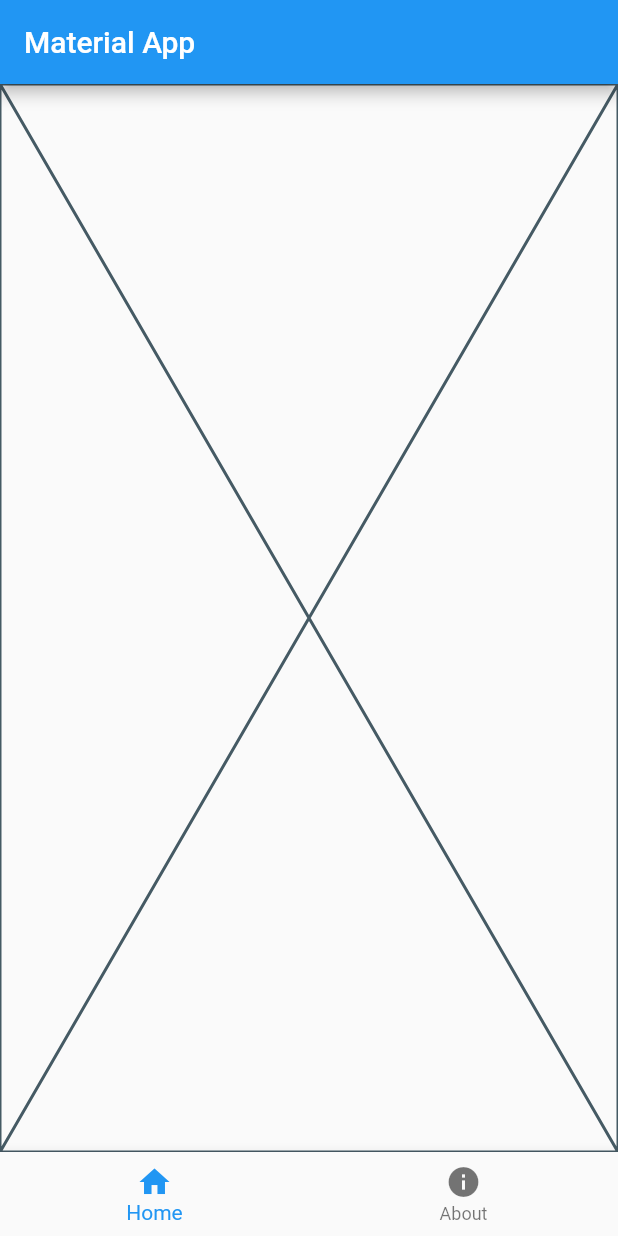
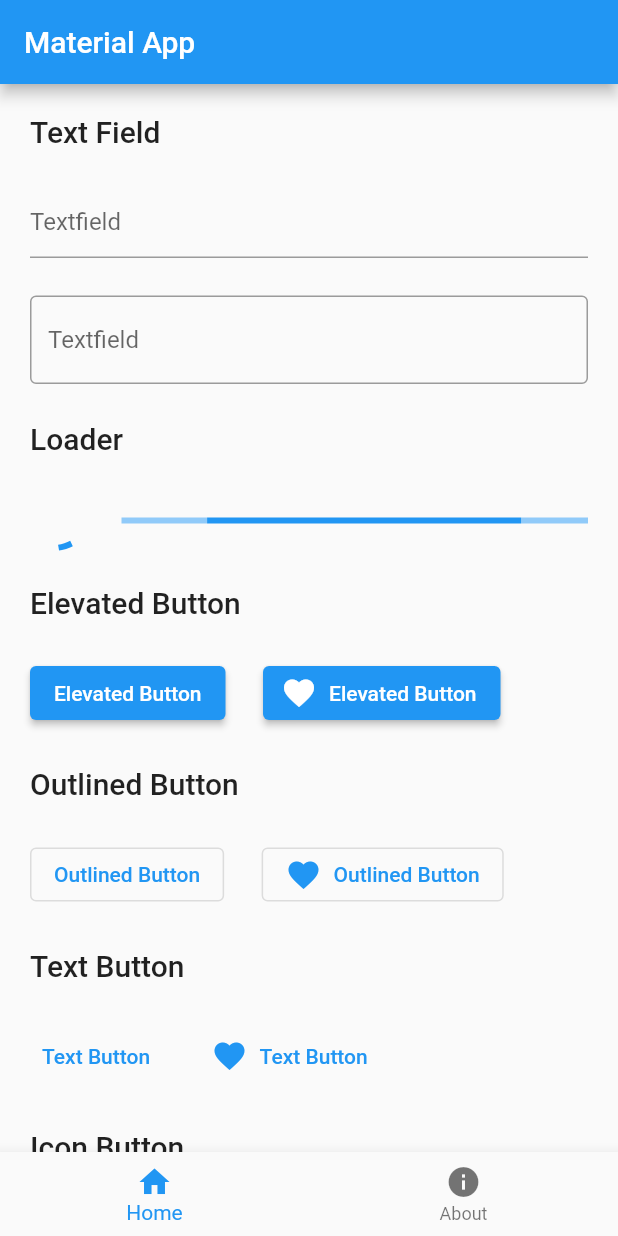
Before and after one commit to nepali-programmer/flutter_material_app, a Flutter app: the screen it shows after launch, on a phone screen of 412 x 824 dp. Run offline on Flutter 3.47's test engine with Material 2 defaults, Android fonts, the phone set to English and light mode, and no system bars; statements that could not run were skipped.

Commit message:
Some widget created

```diff
--- /dev/null
+++ b/lib/constant/app_dimension.dart
@@ -0,0 +1,5 @@
+abstract class AppDimension {
+  static double get small => 15.0;
+  static double get normal => 20.0;
+  static double get large => 25.0;
+}
--- /dev/null
+++ b/lib/widget/home_section/form_field/app_form_field.dart
@@ -0,0 +1,29 @@
+import 'package:flutter/material.dart';
+
+enum AppFormFieldType { underlined, filled, outlined }
+
+class AppFormField extends StatelessWidget {
+  final AppFormFieldType appFormFieldType;
+
+  const AppFormField.underlined({
+    super.key,
+    this.appFormFieldType = AppFormFieldType.underlined,
+  });
+
+  const AppFormField.outlined({
+    super.key,
+    this.appFormFieldType = AppFormFieldType.outlined,
+  });
+
+  @override
+  Widget build(BuildContext context) {
+    return TextFormField(
+      decoration: InputDecoration(
+        hintText: 'Textfield',
+        border: appFormFieldType == AppFormFieldType.outlined
+            ? const OutlineInputBorder()
+            : null,
+      ),
+    );
+  }
+}
--- a/lib/widget/home_section/home_section.dart
+++ b/lib/widget/home_section/home_section.dart
@@ -1,10 +1,164 @@
 import 'package:flutter/material.dart';
+import 'package:flutter_material_app/constant/app_dimension.dart';
+import 'package:flutter_material_app/widget/home_section/form_field/app_form_field.dart';
+import 'package:flutter_material_app/widget/home_section/switch/app_switch.dart';
 
 class HomeSection extends StatelessWidget {
   const HomeSection({super.key});
 
   @override
   Widget build(BuildContext context) {
-    return const Placeholder();
+    List<Widget> children = [
+      Text(
+        'Text Field',
+        style: Theme.of(context).textTheme.titleLarge,
+      ),
+      const AppFormField.underlined(),
+      const AppFormField.outlined(),
+      Text(
+        'Loader',
+        style: Theme.of(context).textTheme.titleLarge,
+      ),
+      Row(
+        children: [
+          const CircularProgressIndicator(),
+          SizedBox(width: AppDimension.large),
+          const Expanded(child: LinearProgressIndicator()),
+        ],
+      ),
+      Text(
+        'Elevated Button',
+        style: Theme.of(context).textTheme.titleLarge,
+      ),
+      Wrap(
+        spacing: AppDimension.large,
+        runSpacing: AppDimension.large,
+        children: [
+          ElevatedButton(
+            child: const Text('Elevated Button'),
+            onPressed: () {},
+          ),
+          ElevatedButton.icon(
+            icon: const Icon(Icons.favorite),
+            label: const Text('Elevated Button'),
+            onPressed: () {},
+          ),
+        ],
+      ),
+      Text(
+        'Outlined Button',
+        style: Theme.of(context).textTheme.titleLarge,
+      ),
+      Wrap(
+        spacing: AppDimension.large,
+        runSpacing: AppDimension.large,
+        children: [
+          OutlinedButton(
+            child: const Text('Outlined Button'),
+            onPressed: () {},
+          ),
+          OutlinedButton.icon(
+            icon: const Icon(Icons.favorite),
+            label: const Text('Outlined Button'),
+            onPressed: () {},
+          ),
+        ],
+      ),
+      Text(
+        'Text Button',
+        style: Theme.of(context).textTheme.titleLarge,
+      ),
+      Wrap(
+        spacing: AppDimension.large,
+        runSpacing: AppDimension.large,
+        children: [
+          TextButton(
+            child: const Text('Text Button'),
+            onPressed: () {},
+          ),
+          TextButton.icon(
+            icon: const Icon(Icons.favorite),
+            label: const Text('Text Button'),
+            onPressed: () {},
+          ),
+        ],
+      ),
+      Text(
+        'Icon Button',
+        style: Theme.of(context).textTheme.titleLarge,
+      ),
+      Wrap(
+        spacing: AppDimension.large,
+        runSpacing: AppDimension.large,
+        children: [
+          IconButton(
+            icon: const Icon(Icons.favorite),
+            onPressed: () {},
+          ),
+          IconButton.filled(
+            icon: const Icon(Icons.favorite),
+            onPressed: () {},
+          ),
+          IconButton.filledTonal(
+            icon: const Icon(Icons.favorite),
+            onPressed: () {},
+          ),
+          IconButton.outlined(
+            icon: const Icon(Icons.favorite),
+            onPressed: () {},
+          ),
+        ],
+      ),
+      Text(
+        'Floating Action Button',
+        style: Theme.of(context).textTheme.titleLarge,
+      ),
+      Wrap(
+        spacing: AppDimension.large,
+        runSpacing: AppDimension.large,
+        children: [
+          FloatingActionButton.small(
+            child: const Icon(Icons.favorite),
+            onPressed: () {},
+          ),
+          FloatingActionButton(
+            child: const Icon(Icons.favorite),
+            onPressed: () {},
+          ),
+          FloatingActionButton.large(
+            child: const Icon(Icons.favorite),
+            onPressed: () {},
+          ),
+          FloatingActionButton.extended(
+            icon: const Icon(Icons.favorite),
+            label: const Text('Floating Action Button'),
+            onPressed: () {},
+          ),
+        ],
+      ),
+      Text(
+        'Segmented Button',
+        style: Theme.of(context).textTheme.titleLarge,
+      ),
+      AppSegmentedButton(),
+      Text(
+        'Switch',
+        style: Theme.of(context).textTheme.titleLarge,
+      ),
+      const Align(
+        alignment: Alignment.centerLeft,
+        child: AppSwitch(),
+      ),
+    ];
+    return ListView.separated(
+      padding: EdgeInsets.all(AppDimension.normal),
+      itemCount: children.length,
+      separatorBuilder: (context, index) {
+        return SizedBox(height: AppDimension.large);
+      },
+      itemBuilder: (context, index) {
+        return children[index];
+      },
+    );
   }
 }
--- /dev/null
+++ b/lib/widget/home_section/segmented_button/app_segmented_button.dart
@@ -0,0 +1,13 @@
+import 'package:flutter/material.dart';
+
+class AppSegmentedButton extends StatelessWidget {
+  const AppSegmentedButton({super.key});
+
+  @override
+  Widget build(BuildContext context) {
+    return SegmentedButton(
+      segments: segments,
+      selected: selected,
+    );
+  }
+}
--- /dev/null
+++ b/lib/widget/home_section/switch/app_switch.dart
@@ -0,0 +1,22 @@
+import 'package:flutter/material.dart';
+
+class AppSwitch extends StatefulWidget {
+  const AppSwitch({super.key});
+
+  @override
+  State<AppSwitch> createState() => _AppSwitchState();
+}
+
+class _AppSwitchState extends State<AppSwitch> {
+  bool _isOn = false;
+  @override
+  Widget build(BuildContext context) {
+    return Switch(
+      value: _isOn,
+      onChanged: (value) {
+        _isOn = value;
+        setState(() {});
+      },
+    );
+  }
+}
```
